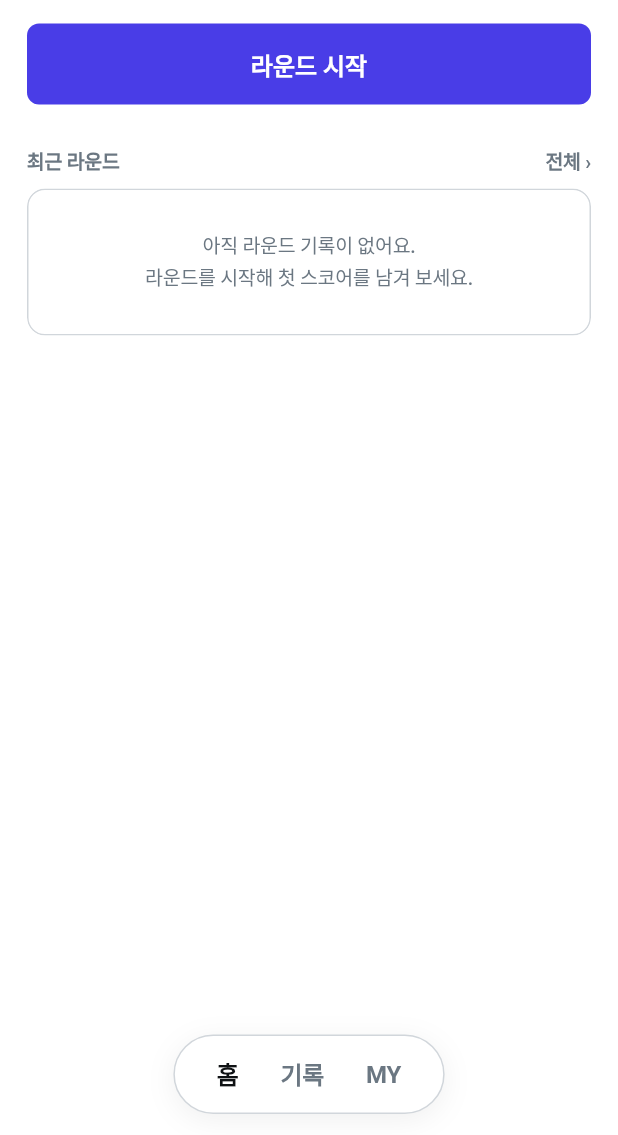
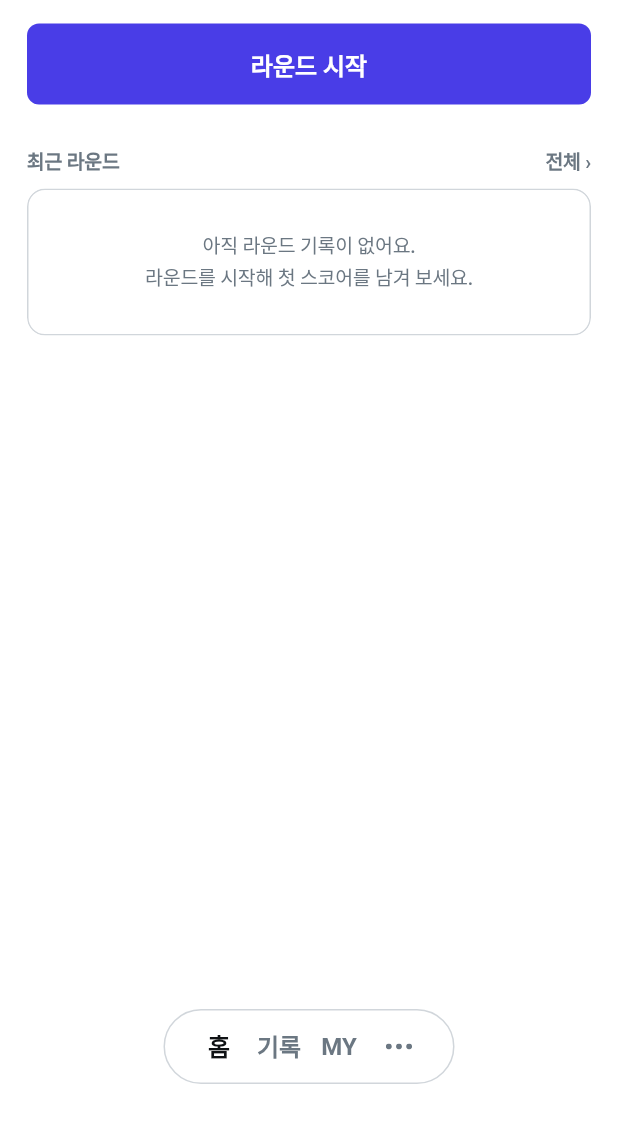
Before and after one commit to vividred2026/parkgolf-diary, a Flutter app: the MainShell screen opened directly, on a phone screen of 412 x 824 dp, the part 101-1236 px from its top. Run offline on Flutter 3.47's test engine with Material 3 defaults, Android fonts, the phone set to English and light mode, and no system bars; our stand-ins replace file_picker, flutter_svg, image_picker, share_plus, speech_to_text; Roboto replaces fonts that are missing (Pretendard).

Commit message:
하단 탭바를 Figma BOTTOM(2144:12340)에 맞춤
- 알약 탭바 194×50, 항목 24 · 간격 16, 아래 여백 34, 그림자 없음
- 더보기(•••) 아이콘 추가 (Figma 에셋, 화면 모드 색) → MY
- 버전 0.1.2

Co-Authored-By: Claude Opus 5.5 <noreply@anthropic.com>
Claude-Session: https://claude.ai/code/session_01SLqxx2tceSmXYqeVrVFR2M

```diff
--- a/lib/screens/shell.dart
+++ b/lib/screens/shell.dart
@@ -1,4 +1,5 @@
 import 'package:flutter/material.dart';
+import 'package:flutter_svg/flutter_svg.dart';
 
 import '../theme/app_theme.dart';
 import '../widgets/common.dart';
@@ -31,53 +32,106 @@ class MainShellState extends State<MainShell> {
     return Scaffold(
       body: SafeArea(
         bottom: false,
-        child: IndexedStack(index: tab, children: const [
-          HomeScreen(),
-          RecordsScreen(),
-          MyScreen(),
-        ]),
+        child: IndexedStack(
+          index: tab,
+          children: const [HomeScreen(), RecordsScreen(), MyScreen()],
+        ),
       ),
+      // Figma BOTTOM (2144:12340): 알약 탭바 194×50 · 아래 여백 34 · 그림자 없음
       bottomNavigationBar: SafeArea(
-        minimum: const EdgeInsets.only(bottom: 14, top: 6),
+        minimum: const EdgeInsets.only(bottom: 34),
         child: Center(
           heightFactor: 1,
           child: Container(
-            padding: const EdgeInsets.symmetric(horizontal: 14, vertical: 4),
+            height: 50,
+            // 항목 24 + 간격 16 → 터치 영역 40 으로 넓히고 좌우 여백 24 − 8
+            padding: const EdgeInsets.symmetric(horizontal: 16),
             decoration: BoxDecoration(
               color: c.bgScreen,
               borderRadius: BorderRadius.circular(999),
               border: Border.all(color: c.borderDefault),
-              boxShadow: [
-                BoxShadow(
-                    color: Colors.black.withValues(alpha: 0.06),
-                    blurRadius: 16,
-                    offset: const Offset(0, 4)),
-              ],
             ),
-            child: Row(mainAxisSize: MainAxisSize.min, children: [
-              for (var i = 0; i < labels.length; i++)
-                Semantics(
-                  selected: i == tab,
-                  button: true,
-                  child: InkWell(
-                    borderRadius: BorderRadius.circular(999),
+            child: Row(
+              mainAxisSize: MainAxisSize.min,
+              children: [
+                for (var i = 0; i < labels.length; i++)
+                  _TabItem(
+                    label: labels[i],
+                    selected: i == tab,
                     onTap: () => go(i),
-                    child: Padding(
-                      padding: const EdgeInsets.symmetric(
-                          horizontal: 14, vertical: 10),
-                      child: Text(labels[i],
-                          style: ts(context, 16,
-                              w: FontWeight.w700,
-                              color: i == tab
-                                  ? c.textPrimary
-                                  : c.textSecondary)),
+                    child: Text(
+                      labels[i],
+                      maxLines: 1,
+                      softWrap: false,
+                      overflow: TextOverflow.visible,
+                      style: ts(
+                        context,
+                        16,
+                        w: FontWeight.w700,
+                        color: i == tab ? c.textPrimary : c.textSecondary,
+                      ).copyWith(letterSpacing: 0),
+                    ),
+                  ),
+                // nav:S-60 (더보기 → MY)
+                _TabItem(
+                  label: '더보기',
+                  selected: false,
+                  onTap: () => go(2),
+                  child: SvgPicture.asset(
+                    'assets/icons/more.svg',
+                    width: 17.461,
+                    height: 3.914,
+                    colorFilter: ColorFilter.mode(
+                      c.textSecondary,
+                      BlendMode.srcIn,
                     ),
                   ),
                 ),
-            ]),
+              ],
+            ),
           ),
         ),
       ),
     );
   }
 }
+
+class _TabItem extends StatelessWidget {
+  const _TabItem({
+    required this.label,
+    required this.selected,
+    required this.onTap,
+    required this.child,
+  });
+
+  final String label;
+  final bool selected;
+  final VoidCallback onTap;
+  final Widget child;
+
+  @override
+  Widget build(BuildContext context) => Semantics(
+    label: label,
+    selected: selected,
+    button: true,
+    excludeSemantics: true,
+    child: GestureDetector(
+      behavior: HitTestBehavior.opaque,
+      onTap: onTap,
+      child: SizedBox(
+        width: 40,
+        height: 48,
+        child: Center(
+          child: SizedBox(
+            width: 24,
+            height: 24,
+            child: OverflowBox(
+              maxWidth: double.infinity,
+              child: Center(child: child),
+            ),
+          ),
+        ),
+      ),
+    ),
+  );
+}
--- a/pubspec.yaml
+++ b/pubspec.yaml
@@ -16,7 +16,7 @@ publish_to: 'none' # Remove this line if you wish to publish to pub.dev
 # https://developer.apple.com/library/archive/documentation/General/Reference/InfoPlistKeyReference/Articles/CoreFoundationKeys.html
 # In Windows, build-name is used as the major, minor, and patch parts
 # of the product and file versions while build-number is used as the build suffix.
-version: 0.1.1+2
+version: 0.1.2+3
 
 environment:
   sdk: ^3.13.7
@@ -45,6 +45,7 @@ dependencies:
   uuid: ^4.6.0
   flutter_localizations:
     sdk: flutter
+  flutter_svg: ^2.3.2
 
 dev_dependencies:
   flutter_test:
@@ -70,6 +71,7 @@ flutter:
 
   assets:
     - assets/data/
+    - assets/icons/
 
   fonts:
     - family: Pretendard
```
Also changed, not shown: assets/icons/more.svg (added), pubspec.lock.
